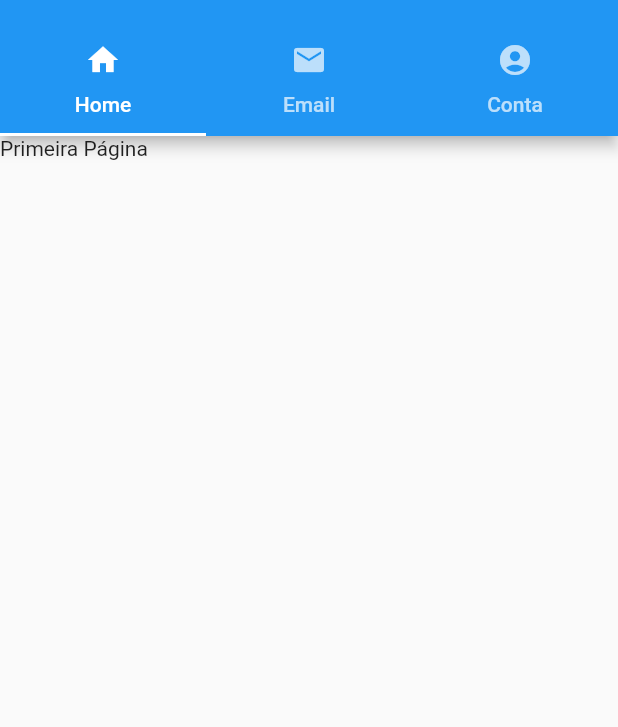
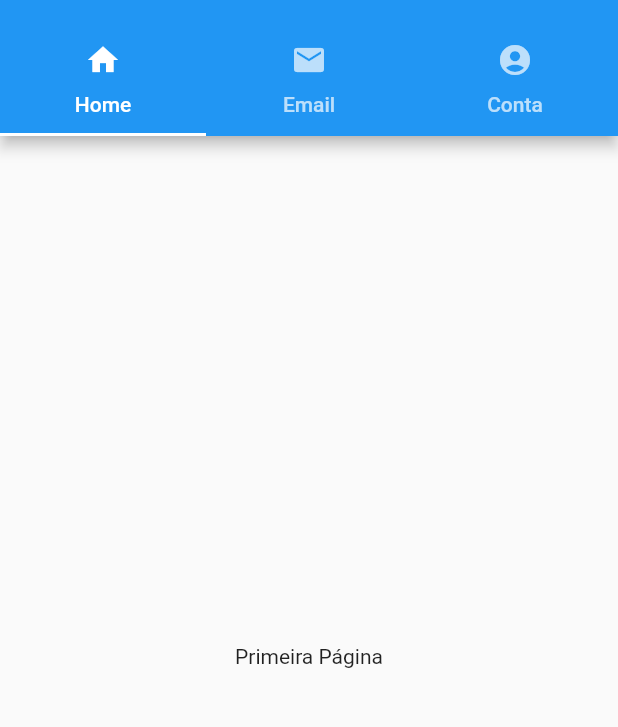
Before and after one commit to Lukerabr/tab_bar, a Flutter app: the screen it shows after launch, on a phone screen of 412 x 824 dp, the part 59-786 px from its top. Run offline on Flutter 3.47's test engine with Material 2 defaults, Android fonts, the phone set to English and light mode, and no system bars.

Commit message:
Criando páginas.

```diff
--- /dev/null
+++ b/lib/PrimeiraPagina.dart
@@ -0,0 +1,17 @@
+import 'package:flutter/material.dart';
+
+class PrimeiraPagina extends StatefulWidget {
+  const PrimeiraPagina({Key? key}) : super(key: key);
+
+  @override
+  _PrimeiraPaginaState createState() => _PrimeiraPaginaState();
+}
+
+class _PrimeiraPaginaState extends State<PrimeiraPagina> {
+  @override
+  Widget build(BuildContext context) {
+    return Center(
+      child: Text("Primeira Página"),
+    );
+  }
+}
--- a/lib/main.dart
+++ b/lib/main.dart
@@ -1,4 +1,7 @@
 import 'package:flutter/material.dart';
+import 'package:tab_bar/SegundaPagina.dart';
+import 'package:tab_bar/TerceiraPagina.dart';
+import 'PrimeiraPagina.dart';
 
 void main() {
   runApp(MaterialApp(
@@ -23,9 +26,17 @@ class _HomeState extends State<Home> with SingleTickerProviderStateMixin {
 
     _tabController = TabController(
         length: 3,
-        vsync: this
+        vsync: this,
+        //inicial Index inicia sempre no que foi setado.
+        //initialIndex: 3
     );
 
+  }
+
+  @override
+  void dispose() {
+    super.dispose();
+    _tabController.dispose();
   }
 
   @override
@@ -54,9 +65,9 @@ class _HomeState extends State<Home> with SingleTickerProviderStateMixin {
       body: TabBarView(
         controller: _tabController,
         children: [
-          Text("Primeira Página"),
-          Text("Segunda Página"),
-          Text("Terceira Página")
+          PrimeiraPagina(),
+          SegundaPagina(),
+          TerceiraPagina()
         ],
       ),
     );
```
Also changed, not shown: lib/SegundaPagina.dart (added, +17 -0 lines), lib/TerceiraPagina.dart (added, +17 -0 lines).
